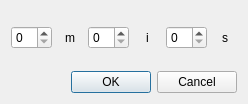
First picture: the form in src/gui/dialogs/timeinputdialog.ui, repository LMMS/lmms, before the edit.
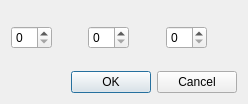
Second picture: the form after the edit.

```diff
--- a/src/gui/dialogs/timeinputdialog.ui
+++ b/src/gui/dialogs/timeinputdialog.ui
@@ -22,7 +22,7 @@
      <item>
       <widget class="QLabel" name="majorLabel">
        <property name="text">
-        <string>m</string>
+        <string/>
        </property>
        <property name="scaledContents">
         <bool>false</bool>
@@ -38,7 +38,7 @@
      <item>
       <widget class="QLabel" name="minorLabel">
        <property name="text">
-        <string>i</string>
+        <string/>
        </property>
        <property name="alignment">
         <set>Qt::AlignCenter</set>
@@ -57,7 +57,7 @@
         </sizepolicy>
        </property>
        <property name="text">
-        <string>s</string>
+        <string/>
        </property>
        <property name="alignment">
         <set>Qt::AlignCenter</set>
```
